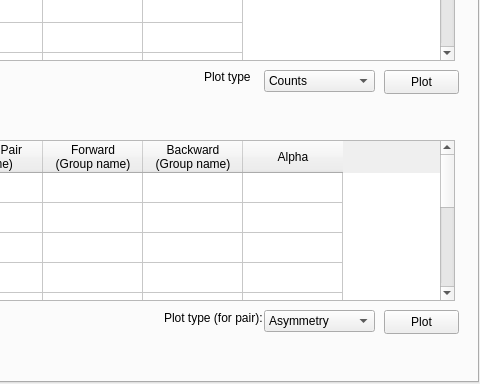
Before: the Qt Designer form Code/qtiplot/MantidQt/CustomInterfaces/inc/MuonAnalysis.ui in mantidproject/mantid, drawn with Qt 5; both pictures show x 99 to 579 and y 287 to 671 of the 579 by 671 pixel window.
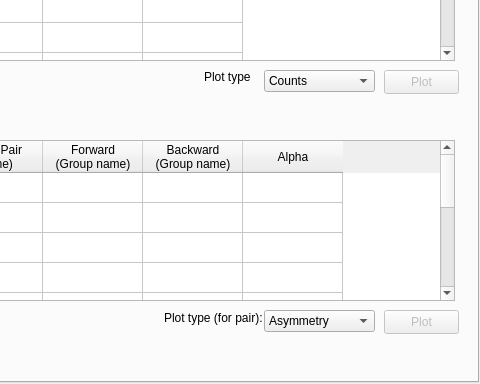
After: the same form once the commit is applied. The open tabs and pages were chosen to show the change. Custom widgets are drawn as their Qt base class.

Commit message: Muon analysis interface fixes including linking up. re #1726

What changed in the file:
```diff
--- a/Code/qtiplot/MantidQt/CustomInterfaces/inc/MuonAnalysis.ui
+++ b/Code/qtiplot/MantidQt/CustomInterfaces/inc/MuonAnalysis.ui
@@ -536,6 +536,9 @@
        </property>
       </widget>
       <widget class="QPushButton" name="groupTablePlotButton" >
+       <property name="enabled" >
+        <bool>false</bool>
+       </property>
        <property name="geometry" >
         <rect>
          <x>480</x>
@@ -549,6 +552,9 @@
        </property>
       </widget>
       <widget class="QPushButton" name="pairTablePlotButton" >
+       <property name="enabled" >
+        <bool>false</bool>
+       </property>
        <property name="geometry" >
         <rect>
          <x>480</x>
```
Left out of the diff: 5 changed lines with no effect on the pictures. The commit also changes 1 other file.
